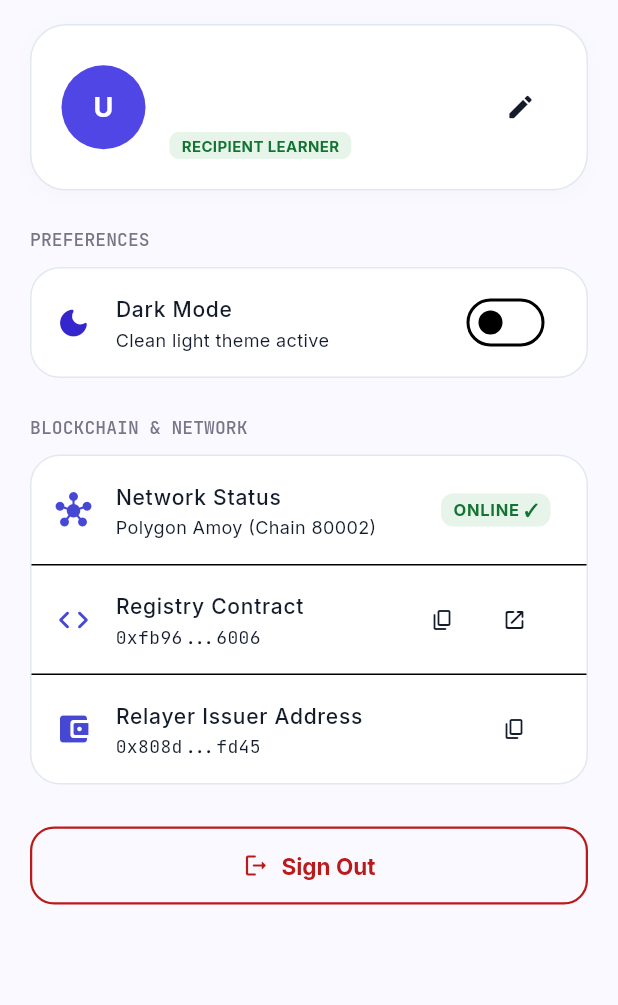
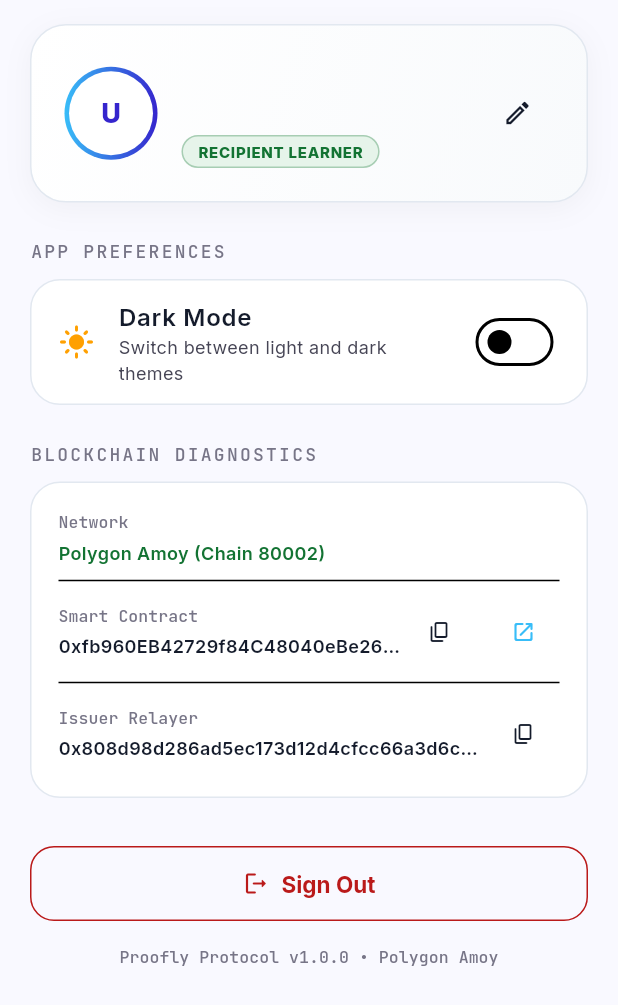
Before and after one commit to atharvabaodhankar/Proofly, a Flutter app: the SettingsScreen screen opened directly, on a phone screen of 412 x 824 dp. Shown: the top 1005 px of the screen. Run offline on Flutter 3.47's test engine with Material 3 defaults, Android fonts, the phone set to English and light mode, and no system bars; our stand-ins replace confetti, google_fonts, open_filex, qr_flutter, shared_preferences; missing offline and left inert: mobile_scanner; accounts and stored records are empty; network calls fail.

Commit message:
feat: implement user settings screen, add PDF service scaffolding, and introduce verification flow placeholders

```diff
--- a/apps/mobile/lib/screens/settings/settings_screen.dart
+++ b/apps/mobile/lib/screens/settings/settings_screen.dart
@@ -122,18 +122,24 @@ class SettingsScreen extends StatelessWidget {
         child: Column(
           crossAxisAlignment: CrossAxisAlignment.start,
           children: [
-            // User Profile Header Card
+            // Top Hero Profile Header Card
             Container(
-              padding: const EdgeInsets.all(20),
+              padding: const EdgeInsets.all(22),
               decoration: BoxDecoration(
-                color: isDark ? AppColors.surfaceDark : Colors.white,
+                gradient: LinearGradient(
+                  colors: isDark
+                      ? [const Color(0xFF1E293B), const Color(0xFF0F172A)]
+                      : [Colors.white, const Color(0xFFF8FAFC)],
+                  begin: Alignment.topLeft,
+                  end: Alignment.bottomRight,
+                ),
                 borderRadius: BorderRadius.circular(24),
                 border: Border.all(color: isDark ? AppColors.outlineVariantDark : const Color(0xFFE2E8F0)),
                 boxShadow: [
                   BoxShadow(
-                    color: Colors.black.withValues(alpha: 0.02),
-                    blurRadius: 10,
-                    offset: const Offset(0, 2),
+                    color: Colors.black.withValues(alpha: 0.04),
+                    blurRadius: 16,
+                    offset: const Offset(0, 4),
                   ),
                 ],
               ),
@@ -142,12 +148,25 @@ class SettingsScreen extends StatelessWidget {
                 children: [
                   Row(
                     children: [
-                      CircleAvatar(
+                      Container(
+                        padding: const EdgeInsets.all(3),
+                        decoration: BoxDecoration(
+                          shape: BoxShape.circle,
+                          gradient: const LinearGradient(
+                            colors: [AppColors.cyanAccent, AppColors.primary],
+                          ),
+                        ),
+                        child: CircleAvatar(
                           radius: 28,
-                        backgroundColor: AppColors.primaryContainer,
+                          backgroundColor: isDark ? const Color(0xFF0B0F19) : Colors.white,
                           child: Text(
                             initials,
-                          style: const TextStyle(color: Colors.white, fontSize: 18, fontWeight: FontWeight.bold),
+                            style: TextStyle(
+                              color: isDark ? AppColors.cyanAccent : AppColors.primary,
+                              fontSize: 18,
+                              fontWeight: FontWeight.w800,
+                            ),
+                          ),
                         ),
                       ),
                       const SizedBox(width: 16),
@@ -160,17 +179,21 @@ class SettingsScreen extends StatelessWidget {
                             Text(user?.email ?? 'No email linked', style: AppTypography.bodyMd(isDark).copyWith(fontSize: 13)),
                             const SizedBox(height: 6),
                             Container(
-                              padding: const EdgeInsets.symmetric(horizontal: 8, vertical: 2),
+                              padding: const EdgeInsets.symmetric(horizontal: 10, vertical: 3),
                               decoration: BoxDecoration(
                                 color: isIssuer ? AppColors.primary.withValues(alpha: 0.15) : AppColors.verifiedGreenBg,
-                                borderRadius: BorderRadius.circular(6),
+                                borderRadius: BorderRadius.circular(20),
+                                border: Border.all(
+                                  color: isIssuer ? AppColors.primary.withValues(alpha: 0.3) : AppColors.verifiedGreen.withValues(alpha: 0.3),
+                                ),
                               ),
                               child: Text(
                                 isIssuer ? 'ORGANIZATION ADMIN' : 'RECIPIENT LEARNER',
                                 style: TextStyle(
                                   color: isIssuer ? AppColors.primary : AppColors.verifiedGreen,
                                   fontSize: 10,
-                                  fontWeight: FontWeight.bold,
+                                  fontWeight: FontWeight.w800,
+                                  letterSpacing: 0.5,
                                 ),
                               ),
                             ),
@@ -178,7 +201,7 @@ class SettingsScreen extends StatelessWidget {
                         ),
                       ),
                       IconButton(
-                        icon: const Icon(Icons.edit_rounded, size: 20),
+                        icon: const Icon(Icons.edit_outlined, size: 20),
                         onPressed: () => _showEditProfileDialog(context, authProvider, isDark),
                       ),
                     ],
@@ -186,53 +209,62 @@ class SettingsScreen extends StatelessWidget {
 
                   if (isIssuer && activeOrg != null) ...[
                     const SizedBox(height: 20),
-                    Text('ACTIVE ISSUING ORGANIZATION', style: AppTypography.labelSm(isDark).copyWith(fontSize: 10)),
-                    const SizedBox(height: 8),
+                    const Divider(),
+                    const SizedBox(height: 12),
+                    Text('ACTIVE ISSUING INSTITUTION', style: AppTypography.labelSm(isDark).copyWith(fontSize: 10, letterSpacing: 1.5)),
+                    const SizedBox(height: 10),
                     Container(
                       padding: const EdgeInsets.all(14),
                       decoration: BoxDecoration(
                         color: isDark ? AppColors.surfaceContainerDark : AppColors.surfaceLowLight,
-                        borderRadius: BorderRadius.circular(14),
+                        borderRadius: BorderRadius.circular(16),
                         border: Border.all(color: isDark ? AppColors.outlineVariantDark : const Color(0xFFE2E8F0)),
                       ),
                       child: Row(
                         children: [
                           Container(
-                            width: 38,
-                            height: 38,
+                            width: 44,
+                            height: 44,
                             decoration: BoxDecoration(
-                              color: AppColors.primary,
-                              borderRadius: BorderRadius.circular(10),
+                              color: AppColors.primary.withValues(alpha: 0.1),
+                              borderRadius: BorderRadius.circular(12),
+                              border: Border.all(color: AppColors.primary.withValues(alpha: 0.2)),
                             ),
-                            child: (activeOrg.logoUrl != null && activeOrg.logoUrl!.isNotEmpty)
-                                ? ClipRRect(
-                                    borderRadius: BorderRadius.circular(10),
-                                    child: Image.network(activeOrg.logoUrl!, fit: BoxFit.contain),
-                                  )
-                                : Center(
-                                    child: Text(
-                                      activeOrg.name.isNotEmpty ? activeOrg.name[0].toUpperCase() : 'O',
-                                      style: const TextStyle(color: Colors.white, fontWeight: FontWeight.bold, fontSize: 16),
+                            child: const Center(
+                              child: Text('🏢', style: TextStyle(fontSize: 20)),
                             ),
                           ),
-                          ),
-                          const SizedBox(width: 12),
+                          const SizedBox(width: 14),
                           Expanded(
                             child: Column(
                               crossAxisAlignment: CrossAxisAlignment.start,
                               children: [
                                 Text(
                                   activeOrg.name,
-                                  style: AppTypography.bodyLg(isDark).copyWith(fontSize: 14, fontWeight: FontWeight.bold),
+                                  style: AppTypography.bodyLg(isDark).copyWith(fontWeight: FontWeight.bold, fontSize: 15),
                                 ),
                                 Text(
                                   '@${activeOrg.slug}',
-                                  style: TextStyle(fontSize: 11, color: isDark ? AppColors.outlineDark : AppColors.outlineLight),
+                                  style: TextStyle(color: isDark ? AppColors.cyanAccent : AppColors.primary, fontSize: 12, fontWeight: FontWeight.w600),
                                 ),
                               ],
                             ),
                           ),
-                          const Icon(Icons.verified_rounded, color: AppColors.verifiedGreen, size: 20),
+                          Container(
+                            padding: const EdgeInsets.symmetric(horizontal: 8, vertical: 3),
+                            decoration: BoxDecoration(
+                              color: AppColors.verifiedGreenBg,
+                              borderRadius: BorderRadius.circular(12),
+                            ),
+                            child: const Row(
+                              mainAxisSize: MainAxisSize.min,
+                              children: [
+                                Icon(Icons.verified_rounded, size: 12, color: AppColors.verifiedGreen),
+                                SizedBox(width: 4),
+                                Text('Verified', style: TextStyle(fontSize: 10, fontWeight: FontWeight.bold, color: AppColors.verifiedGreen)),
+                              ],
+                            ),
+                          ),
                         ],
                       ),
                     ),
@@ -242,8 +274,8 @@ class SettingsScreen extends StatelessWidget {
             ),
             const SizedBox(height: 24),
 
-            // Preferences
-            Text('PREFERENCES', style: AppTypography.labelSm(isDark)),
+            // Theme & Preferences Section
+            Text('APP PREFERENCES', style: AppTypography.labelSm(isDark).copyWith(letterSpacing: 1.5)),
             const SizedBox(height: 10),
             Container(
               decoration: BoxDecoration(
@@ -251,25 +283,25 @@ class SettingsScreen extends StatelessWidget {
                 borderRadius: BorderRadius.circular(20),
                 border: Border.all(color: isDark ? AppColors.outlineVariantDark : const Color(0xFFE2E8F0)),
               ),
-              child: Column(
-                children: [
-                  SwitchListTile(
-                    secondary: const Icon(Icons.dark_mode_rounded, color: AppColors.primary),
-                    title: Text('Dark Mode', style: AppTypography.bodyLg(isDark).copyWith(fontSize: 14)),
-                    subtitle: Text(themeProvider.isDarkMode ? 'Dark luxury theme active' : 'Clean light theme active', style: const TextStyle(fontSize: 12)),
-                    value: themeProvider.isDarkMode,
-                    activeColor: AppColors.primary,
+              child: SwitchListTile(
+                contentPadding: const EdgeInsets.symmetric(horizontal: 18, vertical: 4),
+                title: Text('Dark Mode', style: AppTypography.bodyLg(isDark).copyWith(fontWeight: FontWeight.w600)),
+                subtitle: Text('Switch between light and dark themes', style: AppTypography.bodyMd(isDark).copyWith(fontSize: 12)),
+                secondary: Icon(
+                  isDark ? Icons.dark_mode_rounded : Icons.light_mode_rounded,
+                  color: isDark ? AppColors.cyanAccent : Colors.amber.shade700,
+                ),
+                value: isDark,
                 onChanged: (_) => themeProvider.toggleTheme(),
-                  ),
-                ],
               ),
             ),
             const SizedBox(height: 24),
 
-            // Security & Blockchain
-            Text('BLOCKCHAIN & NETWORK', style: AppTypography.labelSm(isDark)),
+            // Blockchain Diagnostics Section
+            Text('BLOCKCHAIN DIAGNOSTICS', style: AppTypography.labelSm(isDark).copyWith(letterSpacing: 1.5)),
             const SizedBox(height: 10),
             Container(
+              padding: const EdgeInsets.all(18),
               decoration: BoxDecoration(
                 color: isDark ? AppColors.surfaceDark : Colors.white,
                 borderRadius: BorderRadius.circular(20),
@@ -277,86 +309,114 @@ class SettingsScreen extends StatelessWidget {
               ),
               child: Column(
                 children: [
-                  ListTile(
-                    leading: const Icon(Icons.hub_rounded, color: AppColors.secondary),
-                    title: Text('Network Status', style: AppTypography.bodyLg(isDark).copyWith(fontSize: 14)),
-                    subtitle: const Text('Polygon Amoy (Chain 80002)', style: TextStyle(fontSize: 12)),
-                    trailing: Container(
-                      padding: const EdgeInsets.symmetric(horizontal: 8, vertical: 3),
-                      decoration: BoxDecoration(
-                        color: AppColors.verifiedGreenBg,
-                        borderRadius: BorderRadius.circular(8),
+                  _buildDiagnosticRow(
+                    context: context,
+                    isDark: isDark,
+                    label: 'Network',
+                    value: 'Polygon Amoy (Chain 80002)',
+                    statusColor: AppColors.verifiedGreen,
                   ),
-                      child: const Text('ONLINE ✓', style: TextStyle(color: AppColors.verifiedGreen, fontWeight: FontWeight.bold, fontSize: 11)),
+                  const Divider(height: 20),
+                  _buildDiagnosticRow(
+                    context: context,
+                    isDark: isDark,
+                    label: 'Smart Contract',
+                    value: '0xfb960EB42729f84C48040eBe264b11473d926006',
+                    copyable: true,
+                    actionButton: IconButton(
+                      icon: const Icon(Icons.open_in_new_rounded, size: 16, color: AppColors.cyanAccent),
+                      onPressed: () => _launchUrl('https://amoy.polygonscan.com/address/0xfb960EB42729f84C48040eBe264b11473d926006'),
                     ),
                   ),
-                  const Divider(height: 1),
-                  ListTile(
-                    leading: const Icon(Icons.code_rounded, color: AppColors.secondary),
-                    title: Text('Registry Contract', style: AppTypography.bodyLg(isDark).copyWith(fontSize: 14)),
-                    subtitle: const Text('0xfb96...6006', style: TextStyle(fontFamily: 'JetBrains Mono', fontSize: 12)),
-                    trailing: Row(
-                      mainAxisSize: MainAxisSize.min,
-                      children: [
-                        IconButton(
-                          icon: const Icon(Icons.copy_rounded, size: 16),
-                          onPressed: () {
-                            Clipboard.setData(const ClipboardData(text: '0xfb960EB42729f84C48040eBe264b11473d926006'));
-                            ScaffoldMessenger.of(context).showSnackBar(
-                              const SnackBar(content: Text('Smart Contract address copied!')),
-                            );
-                          },
-                        ),
-                        IconButton(
-                          icon: const Icon(Icons.open_in_new_rounded, size: 16),
-                          onPressed: () {
-                            _launchUrl('https://amoy.polygonscan.com/address/0xfb960EB42729f84C48040eBe264b11473d926006');
-                          },
+                  const Divider(height: 20),
+                  _buildDiagnosticRow(
+                    context: context,
+                    isDark: isDark,
+                    label: 'Issuer Relayer',
+                    value: '0x808d98d286ad5ec173d12d4cfcc66a3d6cb4fd45',
+                    copyable: true,
                   ),
                 ],
               ),
             ),
-                  const Divider(height: 1),
-                  ListTile(
-                    leading: const Icon(Icons.account_balance_wallet_rounded, color: AppColors.secondary),
-                    title: Text('Relayer Issuer Address', style: AppTypography.bodyLg(isDark).copyWith(fontSize: 14)),
-                    subtitle: const Text('0x808d...fd45', style: TextStyle(fontFamily: 'JetBrains Mono', fontSize: 12)),
-                    trailing: IconButton(
-                      icon: const Icon(Icons.copy_rounded, size: 16),
-                      onPressed: () {
-                        Clipboard.setData(const ClipboardData(text: '0x808dB6D304af634b19DFB5285F39bbcDE48Cfd45'));
-                        ScaffoldMessenger.of(context).showSnackBar(
-                          const SnackBar(content: Text('Relayer address copied!')),
-                        );
-                      },
-                    ),
-                  ),
-                ],
-              ),
-            ),
-            const SizedBox(height: 28),
+            const SizedBox(height: 32),
 
             // Sign Out Button
             SizedBox(
               width: double.infinity,
-              height: 52,
               child: OutlinedButton.icon(
+                icon: const Icon(Icons.logout_rounded, color: AppColors.error),
+                label: const Text('Sign Out', style: TextStyle(color: AppColors.error, fontWeight: FontWeight.bold, fontSize: 15)),
                 style: OutlinedButton.styleFrom(
-                  side: const BorderSide(color: AppColors.error, width: 1.5),
+                  side: const BorderSide(color: AppColors.error),
+                  padding: const EdgeInsets.symmetric(vertical: 16),
                   shape: RoundedRectangleBorder(borderRadius: BorderRadius.circular(16)),
-                ),
-                icon: const Icon(Icons.logout_rounded, color: AppColors.error),
-                label: const Text(
-                  'Sign Out',
-                  style: TextStyle(color: AppColors.error, fontWeight: FontWeight.bold, fontSize: 15),
                 ),
                 onPressed: () => _showLogoutDialog(context, authProvider, isDark),
               ),
             ),
-            const SizedBox(height: 32),
+            const SizedBox(height: 16),
+
+            // App Version Footer
+            Center(
+              child: Text(
+                'Proofly Protocol v1.0.0 • Polygon Amoy',
+                style: AppTypography.labelSm(isDark).copyWith(fontSize: 11),
+              ),
+            ),
+            const SizedBox(height: 24),
           ],
         ),
       ),
     );
   }
+
+  Widget _buildDiagnosticRow({
+    required BuildContext context,
+    required bool isDark,
+    required String label,
+    required String value,
+    Color? statusColor,
+    bool copyable = false,
+    Widget? actionButton,
+  }) {
+    return Row(
+      children: [
+        Expanded(
+          child: Column(
+            crossAxisAlignment: CrossAxisAlignment.start,
+            children: [
+              Text(label, style: AppTypography.labelSm(isDark).copyWith(fontSize: 11)),
+              const SizedBox(height: 4),
+              Text(
+                value,
+                style: AppTypography.bodyMd(isDark).copyWith(
+                  fontWeight: FontWeight.w600,
+                  fontSize: 12,
+                  color: statusColor ?? (isDark ? AppColors.textMainDark : AppColors.textMainLight),
+                ),
+                overflow: TextOverflow.ellipsis,
+              ),
+            ],
+          ),
+        ),
+        if (copyable)
+          IconButton(
+            icon: const Icon(Icons.copy_rounded, size: 16),
+            padding: EdgeInsets.zero,
+            constraints: const BoxConstraints(),
+            onPressed: () {
+              Clipboard.setData(ClipboardData(text: value));
+              ScaffoldMessenger.of(context).showSnackBar(
+                SnackBar(content: Text('$label copied to clipboard!')),
+              );
+            },
+          ),
+        if (actionButton != null) ...[
+          const SizedBox(width: 8),
+          actionButton,
+        ],
+      ],
+    );
   }
+}
```
Lines whose indentation alone changed are shown as unchanged.
